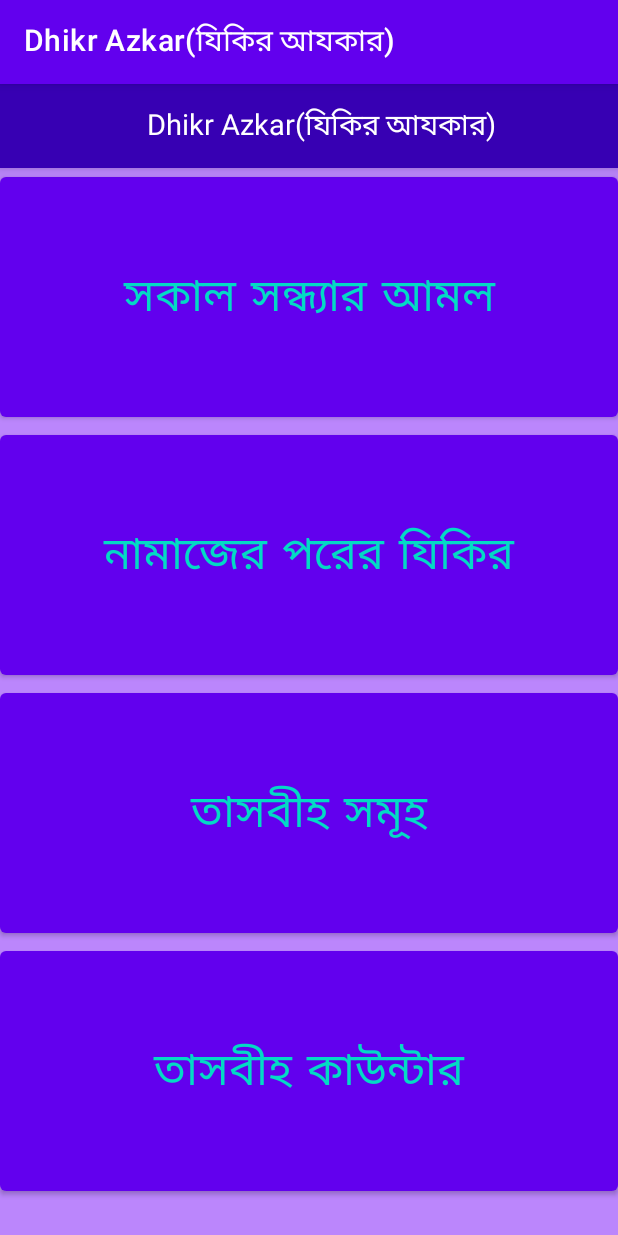
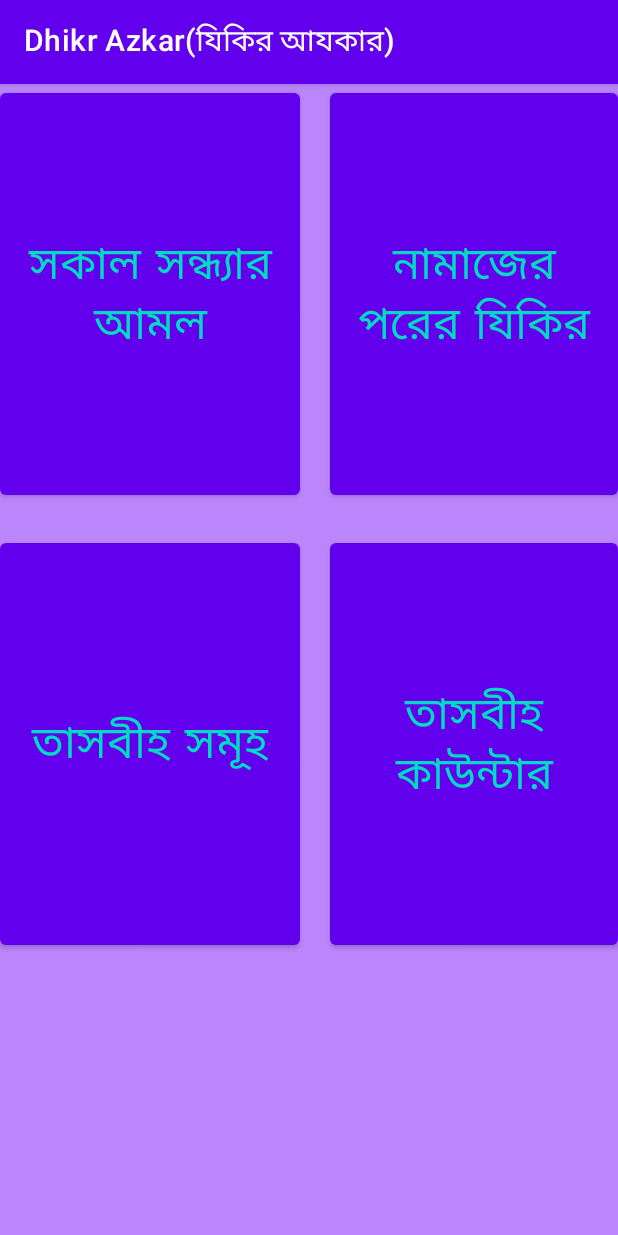
Before and after one commit to 5y573m3rr0r/DhikrAzkar, an Android app: the screen it shows after launch (MainActivity), on a phone screen of 412 x 824 dp. Run offline under Robolectric (Android 15) with nearby library versions, the phone set to English and light mode, and no system bars; 1 statement that could not run was skipped.

Commit message:
design change slightly

```diff
--- a/app/src/main/java/com/example/forummah/dhikrazkar/MainActivity.java
+++ b/app/src/main/java/com/example/forummah/dhikrazkar/MainActivity.java
@@ -6,6 +6,7 @@ import androidx.appcompat.widget.Toolbar;
 import android.os.Bundle;
 import android.view.Menu;
 import android.view.MenuInflater;
+import android.widget.Toast;
 
 public class MainActivity extends AppCompatActivity {
 
@@ -14,6 +15,6 @@ public class MainActivity extends AppCompatActivity {
         super.onCreate(savedInstanceState);
         setContentView(R.layout.activity_main);
         Toolbar toolbar = findViewById(R.id.toolbar);
-        setSupportActionBar(toolbar);
+
     }
 }
--- a/app/src/main/res/layout/activity_main.xml
+++ b/app/src/main/res/layout/activity_main.xml
@@ -7,42 +7,48 @@
     tools:context=".MainActivity"
     android:background="@color/purple200">
 
-    <include
-        android:id="@+id/toolbar"
-        layout="@layout/toolbar"
-        />
+    <Button
+        android:id="@+id/sokalsondharamol_button"
+        android:layout_width="200dp"
+        android:layout_height="280dp"
+        android:layout_below="@+id/TOP_END"
+        android:text="সকাল সন্ধ্যার আমল"
+        android:textColor="@color/teal200"
+        android:textSize="30dp" />
 
     <Button
-        android:id="@+id/sokalsondharamol_button"
-        android:layout_width="match_parent"
-        android:layout_height="172dp"
-        android:layout_below="@+id/toolbar"
-        android:text="সকাল সন্ধ্যার আমল"
-        android:textSize="30dp"
-        android:textColor="@color/teal200"/>
-    <Button
         android:id="@+id/namajerporerdhikr_button"
-        android:layout_width="match_parent"
-        android:layout_height="172dp"
-        android:layout_below="@+id/sokalsondharamol_button"
+        android:layout_width="200dp"
+        android:layout_height="280dp"
+        android:layout_below="@+id/TOP_END"
+        android:layout_marginLeft="20dp"
+        android:layout_toRightOf="@+id/sokalsondharamol_button"
         android:text="নামাজের পরের যিকির"
-        android:textSize="30dp"
-        android:textColor="@color/teal200"/>
+        android:textColor="@color/teal200"
+        android:textSize="30dp" />
+
     <Button
         android:id="@+id/tasweehbutton_button"
-        android:layout_width="match_parent"
-        android:layout_height="172dp"
-        android:layout_below="@+id/namajerporerdhikr_button"
+        android:layout_width="200dp"
+        android:layout_height="280dp"
+        android:layout_below="@+id/sokalsondharamol_button"
+        android:layout_marginTop="20dp"
         android:text="তাসবীহ সমূহ"
-        android:textSize="30dp"
-        android:textColor="@color/teal200"/>
+        android:textColor="@color/teal200"
+        android:textSize="30dp" />
+
     <Button
         android:id="@+id/tasweehcounter_button"
-        android:layout_width="match_parent"
-        android:layout_height="172dp"
-        android:layout_below="@+id/tasweehbutton_button"
+        android:layout_width="200dp"
+        android:layout_height="280dp"
+        android:layout_below="@+id/namajerporerdhikr_button"
+        android:layout_marginLeft="20dp"
+        android:layout_marginTop="20dp"
+        android:layout_toRightOf="@+id/tasweehbutton_button"
         android:text="তাসবীহ কাউন্টার"
-        android:textSize="30dp"
-        android:textColor="@color/teal200"/>
+        android:textColor="@color/teal200"
+        android:textSize="30dp" />
+
+
 
 </RelativeLayout>
--- a/app/src/main/res/layout/toolbar.xml
+++ /dev/null
@@ -1,16 +0,0 @@
-<?xml version="1.0" encoding="utf-8"?>
-<androidx.appcompat.widget.Toolbar xmlns:android="http://schemas.android.com/apk/res/android"
-    android:layout_width="match_parent"
-    android:layout_height="wrap_content"
-    android:background="@color/purple700"
-    android:elevation="5dp"
-    android:theme="@style/ThemeOverlay.AppCompat.Dark.ActionBar">
-    <TextView
-        android:gravity="center"
-        android:layout_width="match_parent"
-        android:layout_height="wrap_content"
-        android:textSize="19dp"
-        android:text="@string/app_name"
-        android:textColor="@color/design_default_color_background"/>
-
-</androidx.appcompat.widget.Toolbar>
```
